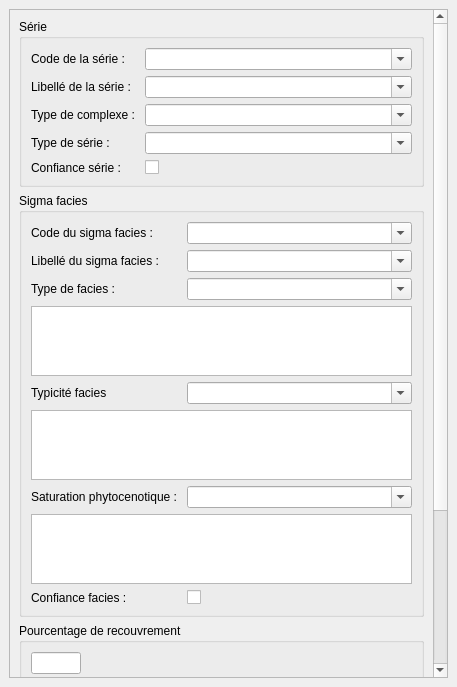
The window that src/ui/form_sigmaf.ui (IGNF/saisie_carhab) describes before a commit, drawn with Qt 5.
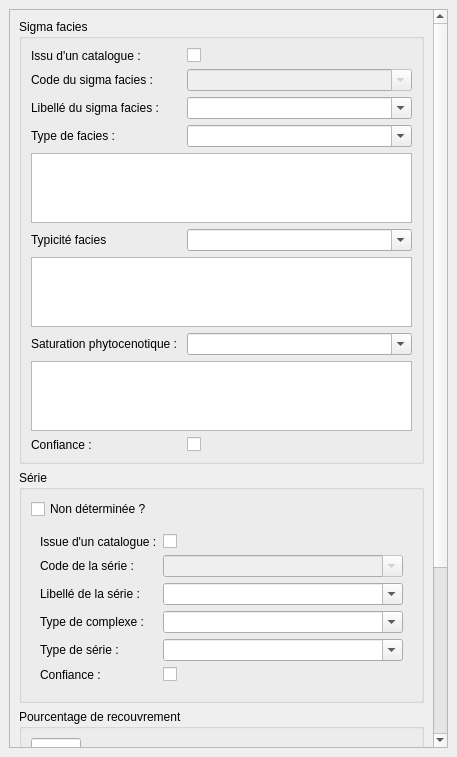
The same window after the commit.

```diff
--- a/src/ui/form_sigmaf.ui
+++ b/src/ui/form_sigmaf.ui
@@ -7,7 +7,7 @@
     <x>0</x>
     <y>0</y>
     <width>457</width>
-    <height>687</height>
+    <height>757</height>
    </rect>
   </property>
   <property name="windowTitle">
@@ -24,91 +24,12 @@
        <property name="geometry">
         <rect>
          <x>0</x>
-         <y>-193</y>
+         <y>-196</y>
          <width>420</width>
-         <height>838</height>
+         <height>911</height>
         </rect>
        </property>
        <layout class="QVBoxLayout" name="verticalLayout">
-        <item>
-         <widget class="QGroupBox" name="groupBox">
-          <property name="title">
-           <string>Série</string>
-          </property>
-          <layout class="QFormLayout" name="formLayout_2">
-           <item row="0" column="0">
-            <widget class="QLabel" name="label_nom_sf">
-             <property name="text">
-              <string>Code de la série :</string>
-             </property>
-            </widget>
-           </item>
-           <item row="0" column="1">
-            <widget class="QComboBox" name="code_serie">
-             <property name="editable">
-              <bool>true</bool>
-             </property>
-            </widget>
-           </item>
-           <item row="1" column="0">
-            <widget class="QLabel" name="label_nom_sf_2">
-             <property name="text">
-              <string>Libellé de la série :</string>
-             </property>
-            </widget>
-           </item>
-           <item row="1" column="1">
-            <widget class="QComboBox" name="lb_serie">
-             <property name="editable">
-              <bool>true</bool>
-             </property>
-            </widget>
-           </item>
-           <item row="2" column="0">
-            <widget class="QLabel" name="label_2">
-             <property name="text">
-              <string>Type de complexe : </string>
-             </property>
-            </widget>
-           </item>
-           <item row="2" column="1">
-            <widget class="QComboBox" name="type_cplx">
-             <property name="editable">
-              <bool>true</bool>
-             </property>
-            </widget>
-           </item>
-           <item row="3" column="0">
-            <widget class="QLabel" name="label_8">
-             <property name="text">
-              <string>Type de série : </string>
-             </property>
-            </widget>
-           </item>
-           <item row="3" column="1">
-            <widget class="QComboBox" name="type_serie">
-             <property name="editable">
-              <bool>true</bool>
-             </property>
-            </widget>
-           </item>
-           <item row="4" column="0">
-            <widget class="QLabel" name="label_9">
-             <property name="text">
-              <string>Confiance série :</string>
-             </property>
-            </widget>
-           </item>
-           <item row="4" column="1">
-            <widget class="QCheckBox" name="cfc_serie">
-             <property name="text">
-              <string/>
-             </property>
-            </widget>
-           </item>
-          </layout>
-         </widget>
-        </item>
         <item>
          <widget class="QGroupBox" name="groupBox_2">
           <property name="title">
@@ -116,58 +37,75 @@
           </property>
           <layout class="QFormLayout" name="formLayout">
            <item row="0" column="0">
+            <widget class="QLabel" name="label_15">
+             <property name="text">
+              <string>Issu d'un catalogue :</string>
+             </property>
+            </widget>
+           </item>
+           <item row="0" column="1">
+            <widget class="QCheckBox" name="sf_catalog">
+             <property name="text">
+              <string/>
+             </property>
+            </widget>
+           </item>
+           <item row="1" column="0">
             <widget class="QLabel" name="label_nom_sf_4">
              <property name="text">
               <string>Code du sigma facies :</string>
              </property>
             </widget>
            </item>
-           <item row="0" column="1">
+           <item row="1" column="1">
             <widget class="QComboBox" name="code_sigma">
+             <property name="enabled">
+              <bool>false</bool>
+             </property>
              <property name="editable">
               <bool>true</bool>
              </property>
             </widget>
            </item>
-           <item row="1" column="0">
+           <item row="2" column="0">
             <widget class="QLabel" name="label_nom_sf_3">
              <property name="text">
               <string>Libellé du sigma facies :</string>
              </property>
             </widget>
            </item>
-           <item row="1" column="1">
+           <item row="2" column="1">
             <widget class="QComboBox" name="lb_sigma">
              <property name="editable">
               <bool>true</bool>
              </property>
             </widget>
            </item>
-           <item row="2" column="0">
+           <item row="3" column="0">
             <widget class="QLabel" name="label_11">
              <property name="text">
               <string>Type de facies : </string>
              </property>
             </widget>
            </item>
-           <item row="2" column="1">
+           <item row="3" column="1">
             <widget class="QComboBox" name="typ_facies">
              <property name="editable">
               <bool>true</bool>
              </property>
             </widget>
            </item>
-           <item row="3" column="0" colspan="2">
+           <item row="4" column="0" colspan="2">
             <widget class="QTextEdit" name="rmq_typ_fa"/>
            </item>
-           <item row="4" column="0">
+           <item row="5" column="0">
             <widget class="QLabel" name="label_12">
              <property name="text">
               <string>Typicité facies</string>
              </property>
             </widget>
            </item>
-           <item row="4" column="1">
+           <item row="5" column="1">
             <widget class="QComboBox" name="typicite">
              <property name="editable">
               <bool>true</bool>
@@ -197,26 +135,129 @@
            <item row="9" column="0">
             <widget class="QLabel" name="label_10">
              <property name="text">
-              <string>Confiance facies :</string>
+              <string>Confiance :</string>
              </property>
             </widget>
            </item>
            <item row="9" column="1">
             <widget class="QCheckBox" name="cfc_facies">
-             <property name="maximumSize">
-              <size>
-               <width>16</width>
-               <height>16</height>
-              </size>
-             </property>
              <property name="text">
               <string/>
              </property>
-             <property name="autoExclusive">
+            </widget>
+           </item>
+          </layout>
+         </widget>
+        </item>
+        <item>
+         <widget class="QGroupBox" name="gbox_serie">
+          <property name="title">
+           <string>Série</string>
+          </property>
+          <layout class="QVBoxLayout" name="verticalLayout_3">
+           <item>
+            <widget class="QCheckBox" name="serie_deter">
+             <property name="text">
+              <string>Non déterminée ?</string>
+             </property>
+             <property name="tristate">
               <bool>false</bool>
              </property>
             </widget>
            </item>
+           <item>
+            <widget class="QWidget" name="widget_serie" native="true">
+             <layout class="QFormLayout" name="formLayout_2">
+              <item row="0" column="0">
+               <widget class="QLabel" name="label_16">
+                <property name="text">
+                 <string>Issue d'un catalogue :</string>
+                </property>
+               </widget>
+              </item>
+              <item row="0" column="1">
+               <widget class="QCheckBox" name="ser_catalog">
+                <property name="text">
+                 <string/>
+                </property>
+               </widget>
+              </item>
+              <item row="1" column="0">
+               <widget class="QLabel" name="label_nom_sf">
+                <property name="text">
+                 <string>Code de la série :</string>
+                </property>
+               </widget>
+              </item>
+              <item row="1" column="1">
+               <widget class="QComboBox" name="code_serie">
+                <property name="enabled">
+                 <bool>false</bool>
+                </property>
+                <property name="editable">
+                 <bool>true</bool>
+                </property>
+               </widget>
+              </item>
+              <item row="2" column="0">
+               <widget class="QLabel" name="label_nom_sf_2">
+                <property name="text">
+                 <string>Libellé de la série :</string>
+                </property>
+               </widget>
+              </item>
+              <item row="2" column="1">
+               <widget class="QComboBox" name="lb_serie">
+                <property name="editable">
+                 <bool>true</bool>
+                </property>
+               </widget>
+              </item>
+              <item row="3" column="0">
+               <widget class="QLabel" name="label_2">
+                <property name="text">
+                 <string>Type de complexe : </string>
+                </property>
+               </widget>
+              </item>
+              <item row="3" column="1">
+               <widget class="QComboBox" name="type_cplx">
+                <property name="editable">
+                 <bool>true</bool>
+                </property>
+               </widget>
+              </item>
+              <item row="4" column="0">
+               <widget class="QLabel" name="label_8">
+                <property name="text">
+                 <string>Type de série : </string>
+                </property>
+               </widget>
+              </item>
+              <item row="4" column="1">
+               <widget class="QComboBox" name="type_serie">
+                <property name="editable">
+                 <bool>true</bool>
+                </property>
+               </widget>
+              </item>
+              <item row="5" column="0">
+               <widget class="QLabel" name="label">
+                <property name="text">
+                 <string>Confiance :</string>
+                </property>
+               </widget>
+              </item>
+              <item row="5" column="1">
+               <widget class="QCheckBox" name="cfc_serie">
+                <property name="text">
+                 <string/>
+                </property>
+               </widget>
+              </item>
+             </layout>
+            </widget>
+           </item>
           </layout>
          </widget>
         </item>
@@ -226,7 +267,7 @@
            <string>Pourcentage de recouvrement</string>
           </property>
           <layout class="QFormLayout" name="formLayout_3">
-           <item row="1" column="0">
+           <item row="0" column="0">
             <widget class="QLineEdit" name="pct_recouv">
              <property name="maximumSize">
               <size>
```
Left out of the diff: 146 changed lines with no effect on the pictures.
